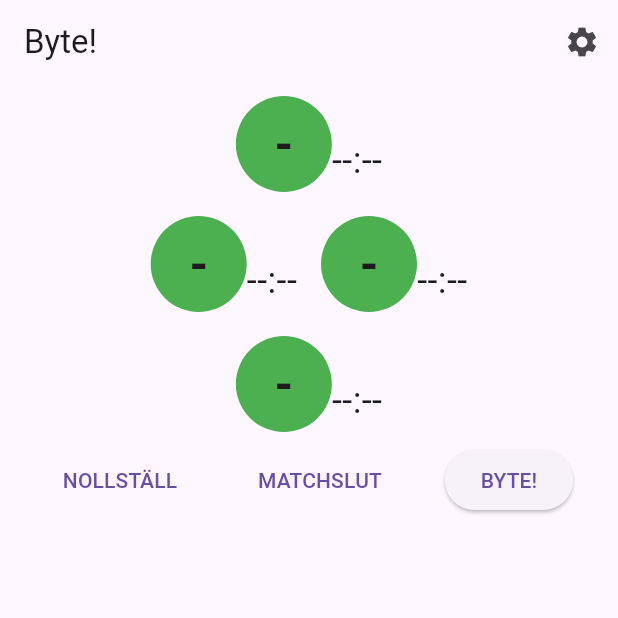
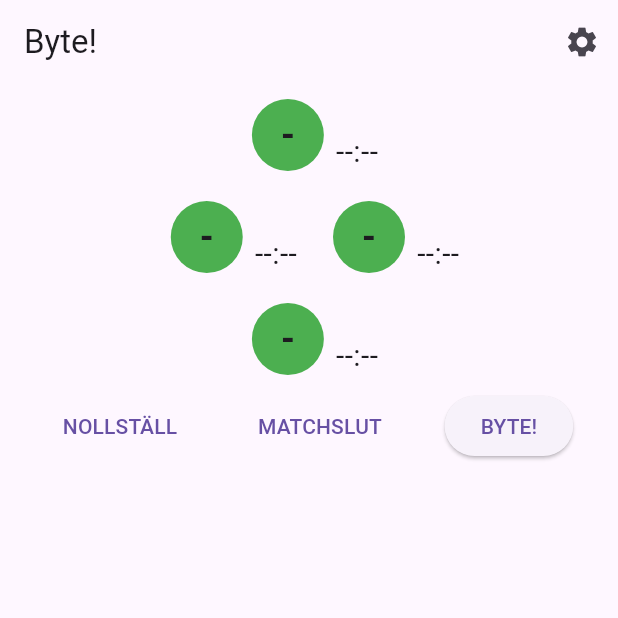
Before and after one commit to zoomix/flutter_byte, a Flutter app: the screen it shows after launch, on a phone screen of 412 x 824 dp, the top half of it. Run offline on Flutter 3.47's test engine with Material 2 defaults, Android fonts, the light colour scheme and no system bars; our stand-ins replace get_it, rxdart, shared_preferences, timer_builder.

Commit message:
Knock down the font sizes a little so they fit better

```diff
--- a/lib/main.dart
+++ b/lib/main.dart
@@ -289,9 +289,9 @@ class PositionWidget extends StatefulWidget {
 
 class _PositionWidgetState extends State<PositionWidget> {
   final initalsFont =
-      const TextStyle(fontSize: 32, fontWeight: FontWeight.bold);
+      const TextStyle(fontSize: 24, fontWeight: FontWeight.bold);
   final nameFont = const TextStyle(fontSize: 16);
-  final timeFont = const TextStyle(fontSize: 24);
+  final timeFont = const TextStyle(fontSize: 20);
 
   @override
   Widget build(BuildContext context) {
@@ -303,8 +303,9 @@ class _PositionWidgetState extends State<PositionWidget> {
           mainAxisAlignment: MainAxisAlignment.center,
           children: [
             Container(
-              height: 64,
-              width: 64,
+              margin: const EdgeInsets.fromLTRB(8, 2, 8, 2),
+              height: 48,
+              width: 48,
               decoration: const BoxDecoration(
                   color: Colors.green, shape: BoxShape.circle),
               alignment: Alignment.center,
```
